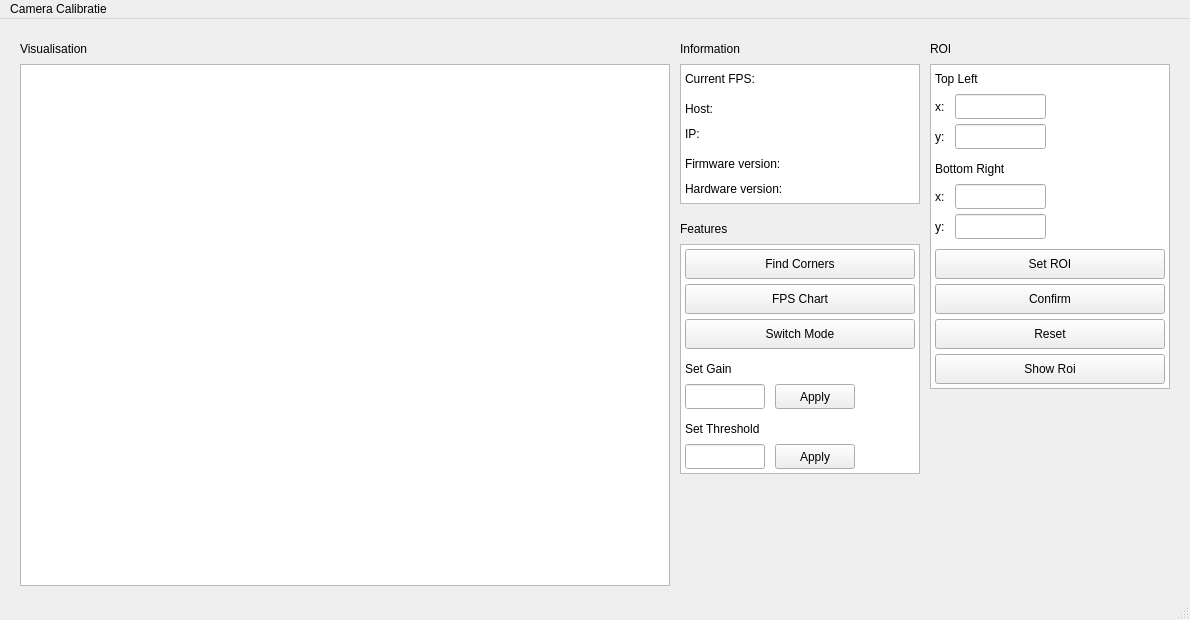
This is src/mainwindow.ui in ArnoVanneste/Qt_Camera_Test as Qt 5 draws it before an edit. The edited form follows.
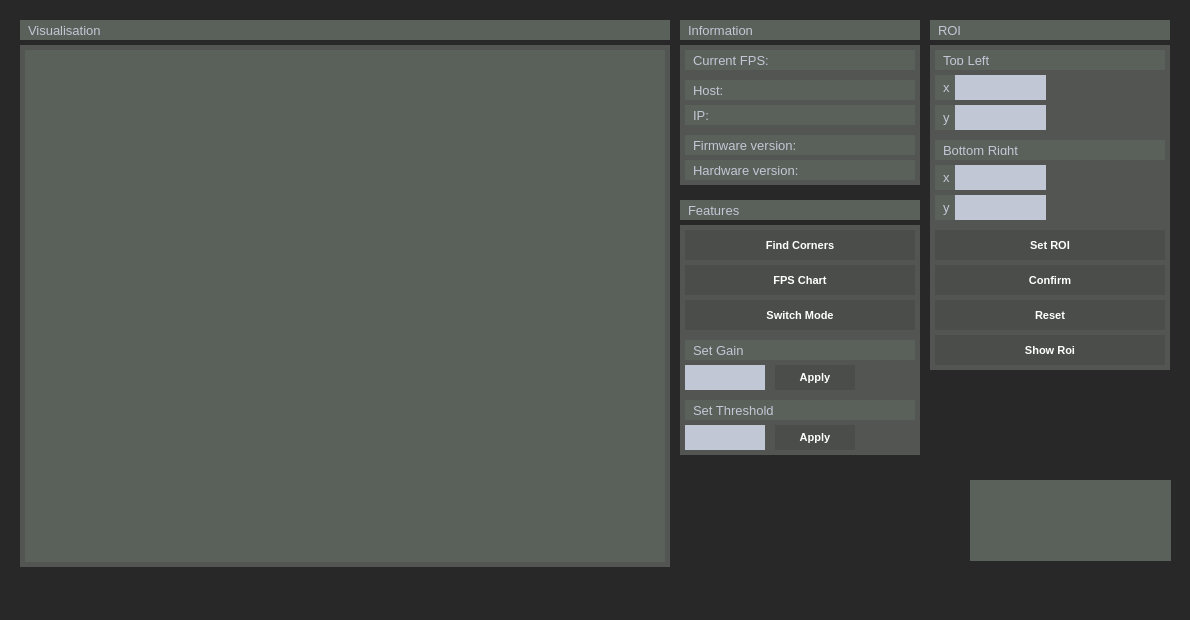
This is the edited form. Icons and pictures are not drawn. Custom widgets are drawn as their Qt base class.

The edit to the form file:
```diff
--- a/src/mainwindow.ui
+++ b/src/mainwindow.ui
@@ -13,6 +13,430 @@
   <property name="windowTitle">
    <string>MainWindow</string>
   </property>
+  <property name="styleSheet">
+   <string notr="true">/*Copyright (c) DevSec Studio. All rights reserved.
+
+MIT License
+
+Permission is hereby granted, free of charge, to any person obtaining a copy
+of this software and associated documentation files (the &quot;Software&quot;), to deal
+in the Software without restriction, including without limitation the rights
+to use, copy, modify, merge, publish, distribute, sublicense, and/or sell
+copies of the Software, and to permit persons to whom the Software is
+furnished to do so, subject to the following conditions:
+
+The above copyright notice and this permission notice shall be included in all
+copies or substantial portions of the Software.
+
+THE SOFTWARE IS PROVIDED *AS IS*, WITHOUT WARRANTY OF ANY KIND, EXPRESS OR
+IMPLIED, INCLUDING BUT NOT LIMITED TO THE WARRANTIES OF MERCHANTABILITY,
+FITNESS FOR A PARTICULAR PURPOSE AND NONINFRINGEMENT. IN NO EVENT SHALL THE
+AUTHORS OR COPYRIGHT HOLDERS BE LIABLE FOR ANY CLAIM, DAMAGES OR OTHER
+LIABILITY, WHETHER IN AN ACTION OF CONTRACT, TORT OR OTHERWISE, ARISING FROM,
+OUT OF OR IN CONNECTION WITH THE SOFTWARE OR THE USE OR OTHER DEALINGS IN THE SOFTWARE.
+*/
+
+/*-----QWidget-----*/
+QWidget
+{
+	background-color: rgb(41,40,41);
+	color: #000000;
+}
+
+
+/*-----QLabel-----*/
+QLabel
+{
+	background-color: rgb(90,97,90);
+	color: #c2c7d5;
+	font-size: 13px;
+	padding: 5px;
+}
+
+
+/*-----QPushButton-----*/
+QPushButton
+{
+	background-color: rgb(74,77,74);
+	color: #fff;
+	font-size: 11px;
+	font-weight: bold;
+	border: none;
+	padding: 5px;
+
+}
+
+
+QPushButton::pressed
+{
+	background-color: rgb(41,40,41);
+
+}
+
+
+/*-----QCheckBox-----*/
+QCheckBox
+{
+	background-color: transparent;
+	color: #fff;
+	font-size: 10px;
+	font-weight: bold;
+	border: none;
+	border-radius: 5px;
+
+}
+
+
+/*-----QCheckBox-----*/
+QCheckBox::indicator
+{
+    color: #b1b1b1;
+    background-color: #323232;
+    border: 1px solid darkgray;
+    width: 12px;
+    height: 12px;
+
+}
+
+
+QCheckBox::indicator:checked
+{
+    image:url(&quot;./ressources/check.png&quot;);
+	background-color: qlineargradient(spread:pad, x1:0, y1:0.511, x2:1, y2:0.511, stop:0 rgba(0, 172, 149, 255),stop:0.995192 rgba(54, 197, 177, 255));;
+    border: 1px solid #607cff;
+
+}
+
+
+QCheckBox::indicator:unchecked:hover
+{
+    border: 1px solid #08b099;
+
+}
+
+
+QCheckBox::disabled
+{
+	color: #656565;
+
+}
+
+
+QCheckBox::indicator:disabled
+{
+	background-color: #656565;
+	color: #656565;
+    border: 1px solid #656565;
+
+}
+
+
+/*-----QLineEdit-----*/
+QLineEdit
+{
+	background-color: #c2c7d5;
+	color: #000;
+	font-weight: bold;
+	border: none;
+	padding: 3px;
+
+}
+
+
+/*-----QListView-----*/
+QListView
+{
+	background-color: rgb(82,85,82);;
+	color: #fff;
+	font-size: 12px;
+	font-weight: bold;
+	border: 1px solid rgb(82,85,82);
+	show-decoration-selected: 0;
+
+}
+
+
+QListView::item
+{
+	color: #31cecb;
+	background-color: #454e5e;
+	border: none;
+	padding: 5px;
+	border-radius: 0px;
+	padding-left : 10px;
+	height: 42px;
+
+}
+
+QListView::item:selected
+{
+	color: #31cecb;
+	background-color: #454e5e;
+
+}
+
+
+QListView::item:!selected
+{
+	color:white;
+	background-color: transparent;
+	border: none;
+	padding-left : 10px;
+
+}
+
+
+QListView::item:!selected:hover
+{
+	color: #bbbcba;
+	background-color: #454e5e;
+	border: none;
+	padding-left : 10px;
+
+}
+
+
+/*-----QTreeView-----*/
+QTreeView 
+{
+	background-color: #232939;
+	show-decoration-selected: 0;
+	color: #c2c8d7;
+
+}
+
+
+QTreeView::item 
+{
+	border-top-color: transparent;
+	border-bottom-color: transparent;
+
+}
+
+
+QTreeView::item:hover 
+{
+	background-color: #606060;
+	color: #fff;
+
+}
+
+
+QTreeView::item:selected 
+{
+	background-color: #0ab19a;
+	color: #fff;
+
+}
+
+
+QTreeView::item:selected:active
+{
+	background-color: #0ab19a;
+	color: #fff;
+
+}
+
+
+QTreeView::branch:has-children:!has-siblings:closed,
+QTreeView::branch:closed:has-children:has-siblings 
+{
+	image: url(://tree-closed.png);
+
+}
+
+QTreeView::branch:open:has-children:!has-siblings,
+QTreeView::branch:open:has-children:has-siblings  
+{
+	image: url(://tree-open.png);
+
+}
+
+
+/*-----QTableView &amp; QTableWidget-----*/
+QTableView
+{
+    background-color: #232939;
+	border: 1px solid gray;
+    color: #f0f0f0;
+    gridline-color: #232939;
+    outline : 0;
+
+}
+
+
+QTableView::disabled
+{
+    background-color: #242526;
+    border: 1px solid #32414B;
+    color: #656565;
+    gridline-color: #656565;
+    outline : 0;
+
+}
+
+
+QTableView::item:hover 
+{
+    background-color: #606060;
+    color: #f0f0f0;
+
+}
+
+
+QTableView::item:selected 
+{
+	background-color: #0ab19a;
+    color: #F0F0F0;
+
+}
+
+
+QTableView::item:selected:disabled
+{
+    background-color: #1a1b1c;
+    border: 2px solid #525251;
+    color: #656565;
+
+}
+
+
+QTableCornerButton::section
+{
+	background-color: #343a49;
+    color: #fff;
+
+}
+
+
+QHeaderView::section
+{
+	color: #fff;
+	border-top: 0px;
+	border-bottom: 1px solid gray;
+	border-right: 1px solid gray;
+	background-color: #343a49;
+    margin-top:1px;
+	margin-bottom:1px;
+	padding: 5px;
+
+}
+
+
+QHeaderView::section:disabled
+{
+    background-color: #525251;
+    color: #656565;
+
+}
+
+
+QHeaderView::section:checked
+{
+    color: #fff;
+    background-color: #0ab19a;
+
+}
+
+
+QHeaderView::section:checked:disabled
+{
+    color: #656565;
+    background-color: #525251;
+
+}
+
+
+QHeaderView::section::vertical::first,
+QHeaderView::section::vertical::only-one
+{
+    border-top: 1px solid #353635;
+
+}
+
+
+QHeaderView::section::vertical
+{
+    border-top: 1px solid #353635;
+
+}
+
+
+QHeaderView::section::horizontal::first,
+QHeaderView::section::horizontal::only-one
+{
+    border-left: 1px solid #353635;
+
+}
+
+
+QHeaderView::section::horizontal
+{
+    border-left: 1px solid #353635;
+
+}
+
+
+/*-----QScrollBar-----*/
+QScrollBar:horizontal 
+{
+    background-color: transparent;
+    height: 8px;
+    margin: 0px;
+    padding: 0px;
+
+}
+
+
+QScrollBar::handle:horizontal 
+{
+    border: none;
+	min-width: 100px;
+    background-color: #56576c;
+
+}
+
+
+QScrollBar::add-line:horizontal, 
+QScrollBar::sub-line:horizontal,
+QScrollBar::add-page:horizontal, 
+QScrollBar::sub-page:horizontal 
+{
+    width: 0px;
+    background-color: transparent;
+
+}
+
+
+QScrollBar:vertical 
+{
+    background-color: transparent;
+    width: 8px;
+    margin: 0;
+
+}
+
+
+QScrollBar::handle:vertical 
+{
+    border: none;
+	min-height: 100px;
+    background-color: #56576c;
+
+}
+
+
+QScrollBar::add-line:vertical, 
+QScrollBar::sub-line:vertical,
+QScrollBar::add-page:vertical, 
+QScrollBar::sub-page:vertical 
+{
+    height: 0px;
+    background-color: transparent;
+
+}
+</string>
+  </property>
   <widget class="QWidget" name="centralwidget">
    <widget class="QLabel" name="lable_fps">
     <property name="geometry">
@@ -477,10 +901,10 @@
    <widget class="QLabel" name="logo">
     <property name="geometry">
      <rect>
-      <x>930</x>
-      <y>477</y>
-      <width>240</width>
-      <height>90</height>
+      <x>970</x>
+      <y>480</y>
+      <width>201</width>
+      <height>81</height>
      </rect>
     </property>
     <property name="text">
@@ -538,13 +962,6 @@
      <height>21</height>
     </rect>
    </property>
-   <widget class="QMenu" name="menuCamera_Calibratie">
-    <property name="title">
-     <string>Camera Calibratie</string>
-    </property>
-    <addaction name="separator"/>
-   </widget>
-   <addaction name="menuCamera_Calibratie"/>
   </widget>
   <widget class="QStatusBar" name="statusbar"/>
  </widget>
```
Left out of the diff: 2 changed lines with no effect on the pictures.
